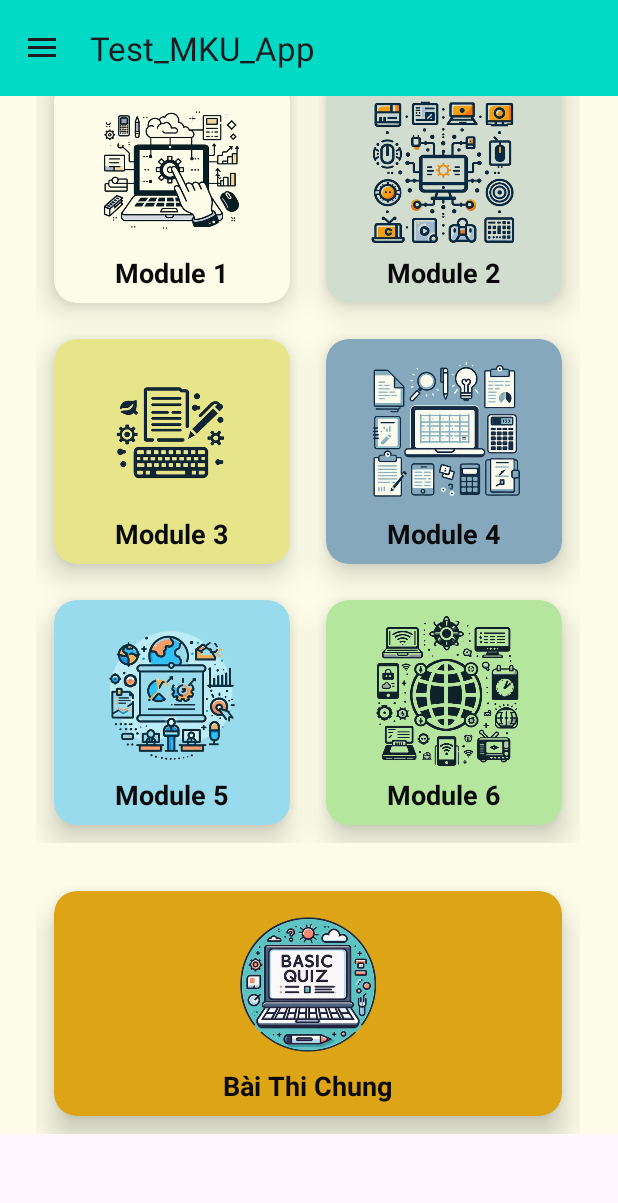
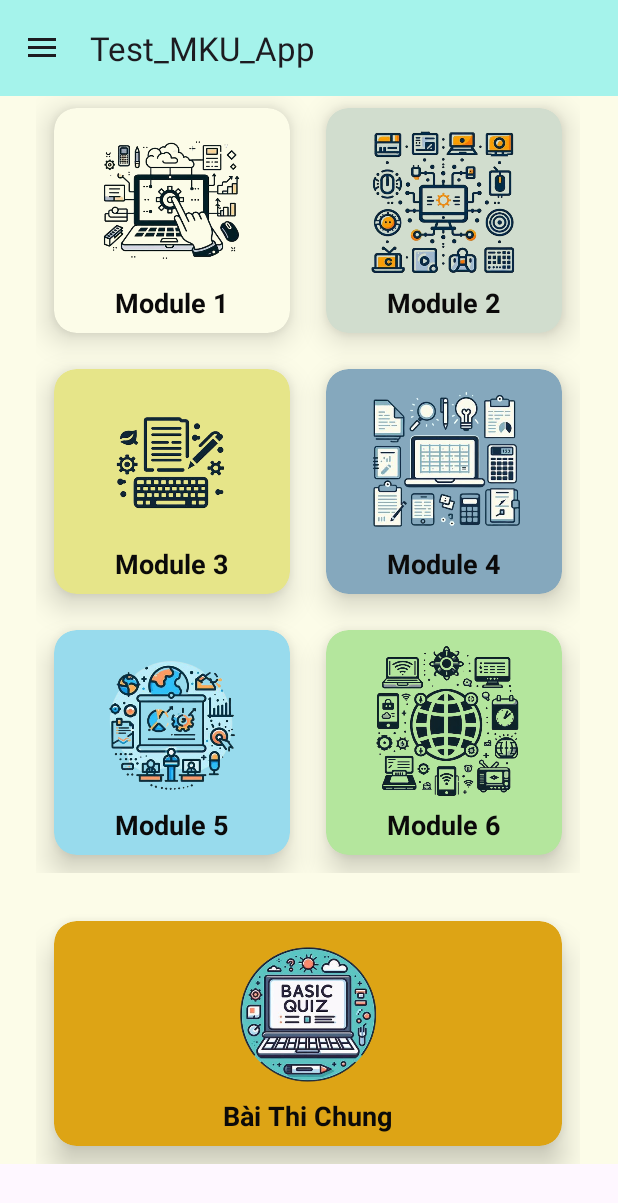
Before and after one commit to QuangVip2441/Test_MKU_App, an Android app: the HomeFragment screen opened directly, with no data from a screen before it, on a phone screen of 412 x 824 dp. Shown: the top 1203 px of the screen. Run offline under Robolectric (Android 15) with nearby library versions, the phone set to English and light mode, and no system bars; our stand-ins replace Firebase (no records; nobody signed in at launch, a user with empty details on screens opened directly); Roboto replaces fonts that are not available here.

Commit message:
update 28/3

```diff
--- a/app/src/main/java/com/example/test_mku_app/Views/HomeFragment.java
+++ b/app/src/main/java/com/example/test_mku_app/Views/HomeFragment.java
@@ -21,6 +21,7 @@ import android.view.Menu;
 import android.view.View;
 import android.view.ViewGroup;
 import android.widget.ImageView;
+import android.widget.LinearLayout;
 import android.widget.Toast;
 
 import com.example.test_mku_app.Models.ModuleModel;
@@ -35,8 +36,7 @@ import java.util.List;
 public class HomeFragment extends Fragment {
 
     private MaterialButton buttonQuizModule;
-    private ImageView imgModule;
-
+    private ImageView buttonQuizModule1;
 
     @Override
     public void onCreate(Bundle savedInstanceState) {
@@ -57,46 +57,55 @@ public class HomeFragment extends Fragment {
         models.add(new ModuleModel("Sc1vj2JOhi4uxHeHeTpR","IU05","Sử dụng trình chiếu cơ bản",50));
         models.add(new ModuleModel("oqiGmECxloO32EoYG4PF","IU06","Sử dụng Internet cơ bản",50));
 
+        buttonQuizModule1 = view.findViewById(R.id.buttonQuizModule1);
 
-        List<Integer> buttonIds = Arrays.asList(
-                R.id.buttonQuizModule1,
-                R.id.buttonQuizModule2,
-                R.id.buttonQuizModule3,
-                R.id.buttonQuizModule4,
-                R.id.buttonQuizModule5,
-                R.id.buttonQuizModule6
-        );
+        buttonQuizModule1.setOnClickListener(new View.OnClickListener() {
+            @Override
+            public void onClick(View v) {
+                Toast.makeText(getActivity(),"Success",Toast.LENGTH_LONG).show();
+            }
+        });
 
 
-        for (Integer buttonId : buttonIds) {
-            imgModule = view.findViewById(buttonId);
-            imgModule.setOnClickListener(new View.OnClickListener() {
-                @Override
-                public void onClick(View view) {
-                    // Duyệt qua từng buttonId trong danh sách
-                    for (int i = 0; i < buttonIds.size(); i++) {
-                        // So sánh id của view với id của button hiện tại
-                        if (view.getId() == buttonIds.get(i)) {
-                            // Nếu khớp, lấy chỉ số của button trong danh sách để lấy moduleID tương ứng
-                            if (i >= 0 && i < models.size()) {
-                                String moduleID = models.get(i).getId();
-                                StartFragment startFragment = new StartFragment();
-                                Bundle bundle = new Bundle();
-                                bundle.putString("Key", moduleID);
+//        List<Integer> buttonIds = Arrays.asList(
+//                R.id.buttonQuizModule1,
+//                R.id.buttonQuizModule2,
+//                R.id.buttonQuizModule3,
+//                R.id.buttonQuizModule4,
+//                R.id.buttonQuizModule5,
+//                R.id.buttonQuizModule6
+//        );
 
-                                startFragment.setArguments(bundle);
 
-                                FragmentTransaction transaction = getParentFragmentManager().beginTransaction();
-                                transaction.replace(R.id.fragment_container, startFragment);
-                                transaction.addToBackStack(null);
-                                transaction.commit();
-                                break; // Thoát khỏi vòng lặp sau khi xử lý
-                            }
-                        }
-                    }
-                }
-            });
-        }
+//        for (Integer buttonId : buttonIds) {
+//            imgModule = view.findViewById(buttonId);
+//            imgModule.setOnClickListener(new View.OnClickListener() {
+//                @Override
+//                public void onClick(View view) {
+//                    // Duyệt qua từng buttonId trong danh sách
+//                    for (int i = 0; i < buttonIds.size(); i++) {
+//                        // So sánh id của view với id của button hiện tại
+//                        if (view.getId() == buttonIds.get(i)) {
+//                            // Nếu khớp, lấy chỉ số của button trong danh sách để lấy moduleID tương ứng
+//                            if (i >= 0 && i < models.size()) {
+//                                String moduleID = models.get(i).getId();
+//                                StartFragment startFragment = new StartFragment();
+//                                Bundle bundle = new Bundle();
+//                                bundle.putString("Key", moduleID);
+//
+//                                startFragment.setArguments(bundle);
+//
+//                                FragmentTransaction transaction = getParentFragmentManager().beginTransaction();
+//                                transaction.replace(R.id.fragment_container, startFragment);
+//                                transaction.addToBackStack(null);
+//                                transaction.commit();
+//                                break; // Thoát khỏi vòng lặp sau khi xử lý
+//                            }
+//                        }
+//                    }
+//                }
+//            });
+//        }
 
         return view;
     }
--- a/app/src/main/java/com/example/test_mku_app/Views/LoginActivity.java
+++ b/app/src/main/java/com/example/test_mku_app/Views/LoginActivity.java
@@ -97,7 +97,7 @@ public class LoginActivity extends AppCompatActivity {
             public void onComplete(@NonNull Task<AuthResult> task) {
                 if (task.isSuccessful()) {
                     String userID = mAuth.getCurrentUser().getUid();
-                    Intent intent = new Intent(LoginActivity.this, ProfileActivity.class);
+                    Intent intent = new Intent(LoginActivity.this, MainActivity.class);
                     intent.putExtra("userID", userID);
                     startActivity(intent);
                 }else
--- a/app/src/main/res/layout/activity_main.xml
+++ b/app/src/main/res/layout/activity_main.xml
@@ -31,7 +31,7 @@
         <androidx.constraintlayout.widget.ConstraintLayout
             android:layout_width="match_parent"
             android:layout_height="wrap_content"
-            android:background="@color/teal_200">
+            android:background="#A5F3EB">
 
             <androidx.appcompat.widget.Toolbar
                 android:id="@+id/toolbar"
--- a/app/src/main/res/layout/activity_profile.xml
+++ b/app/src/main/res/layout/activity_profile.xml
@@ -14,12 +14,12 @@
         <LinearLayout
             android:layout_width="match_parent"
             android:layout_height="wrap_content"
-            android:layout_marginTop="20dp"
             android:orientation="vertical">
 
             <androidx.constraintlayout.widget.ConstraintLayout
                 android:layout_width="match_parent"
                 android:layout_height="wrap_content">
+
 
                 <androidx.constraintlayout.widget.ConstraintLayout
                     android:layout_width="match_parent"
@@ -109,6 +109,7 @@
                         android:indeterminate="true"
                         style="?android:attr/progressBarStyle"
                         android:id="@+id/progressBar"/>
+
                     <LinearLayout
                         android:id="@+id/linearLayout"
                         android:layout_width="match_parent"
--- a/app/src/main/res/layout/fragment_home.xml
+++ b/app/src/main/res/layout/fragment_home.xml
@@ -1,21 +1,16 @@
 <?xml version="1.0" encoding="utf-8"?>
-<FrameLayout xmlns:android="http://schemas.android.com/apk/res/android"
+<ScrollView xmlns:android="http://schemas.android.com/apk/res/android"
     xmlns:tools="http://schemas.android.com/tools"
     android:layout_width="match_parent"
     android:layout_height="match_parent"
     xmlns:app="http://schemas.android.com/apk/res-auto"
     tools:context=".Views.HomeFragment"
-    android:id="@+id/fragment_container"
-    >
+    android:id="@+id/fragment_container">
 
-    <ScrollView
-        android:layout_width="match_parent"
-        android:layout_height="match_parent">
-        <RelativeLayout
+    <RelativeLayout
             android:layout_width="match_parent"
             android:layout_height="match_parent"
             android:background="#fcfce8">
-
             <GridLayout
                 android:layout_width="match_parent"
                 android:layout_height="match_parent"
@@ -23,9 +18,8 @@
                 android:rowCount="5"
                 android:layout_marginLeft="24dp"
                 android:layout_marginRight="25dp"
-                android:layout_marginTop="40dp"
-                android:id="@+id/gridtop"
-                >
+                android:layout_marginTop="60dp"
+                android:id="@+id/gridtop">
 
                 <androidx.cardview.widget.CardView
                     android:layout_width="150dp"
@@ -43,7 +37,8 @@
                         android:layout_width="match_parent"
                         android:layout_height="match_parent"
                         android:gravity="center"
-                        android:orientation="vertical">
+                        android:orientation="vertical"
+                        >
                         <ImageView
                             android:id="@+id/buttonQuizModule1"
                             android:layout_width="110dp"
@@ -284,6 +279,5 @@
                 </androidx.cardview.widget.CardView>
             </GridLayout>
         </RelativeLayout>
-    </ScrollView>
 
-</FrameLayout>
+</ScrollView>
```
Also changed, not shown: app/src/main/java/com/example/test_mku_app/MainActivity.java (+14 -45 lines).
